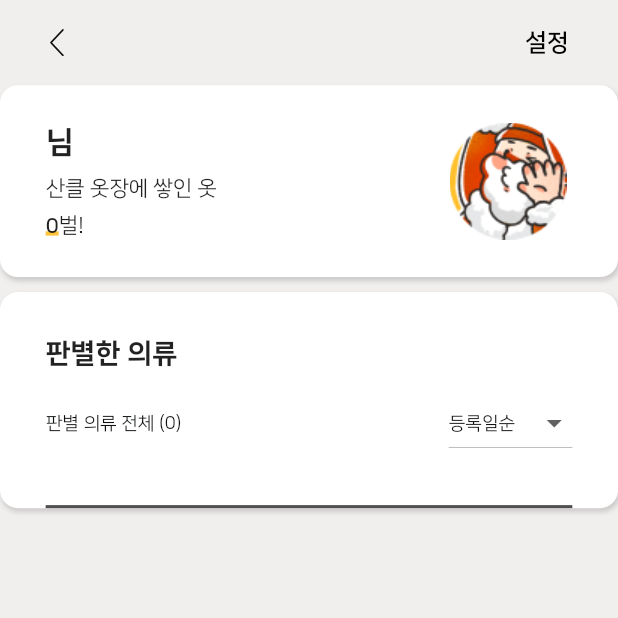
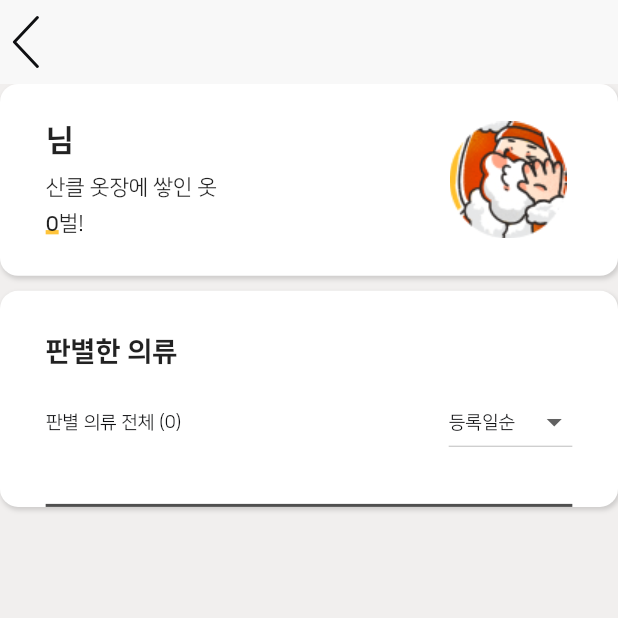
Before and after one commit to santaclothes/santaclothes-flutter, a Flutter app: the MyPageScreen screen opened directly, on a phone screen of 412 x 824 dp, the top half of it. Run offline on Flutter 3.47's test engine with Material 2 defaults, Android fonts, the light colour scheme and no system bars; drawn by our look-alikes of touchable_opacity; our stand-ins replace camera, dio, firebase_core, firebase_messaging, flutter_local_notifications, flutter_svg and 2 more; missing offline and left inert: kakao_flutter_sdk; accounts and stored records are empty; network calls fail.

Commit message:
fix: mypage appbar 추가

```diff
--- a/lib/presentation/my_page/my_page_screen.dart
+++ b/lib/presentation/my_page/my_page_screen.dart
@@ -15,40 +15,33 @@ class MyPageScreen extends GetView<MyPageController> {
   Widget build(BuildContext context) {
     return Scaffold(
       backgroundColor: buttonDisableColor,
+      appBar: AppBar(
+        backgroundColor: grayBackgroundColor,
+        elevation: 0,
+        titleSpacing: 0,
+        toolbarHeight: 56.0,
+        automaticallyImplyLeading: false,
+        title: Container(
+          alignment: Alignment.centerLeft,
+          margin: EdgeInsets.only(
+            right: getProportionateScreenWidth(19.0),
+          ),
+          child: GestureDetector(
+            onTap: () => Get.back(),
+            child: SvgPicture.asset(
+              'assets/icons/back_button.svg',
+              height: getProportionateScreenHeight(34),
+              width: getProportionateScreenHeight(34),
+            ),
+          ),
+        ),
+      ),
       body: SafeArea(
         child: SingleChildScrollView(
           child: Container(
             color: buttonDisableColor,
             child: Column(
               children: <Widget>[
-                Row(
-                  children: [
-                    TouchableOpacity(
-                      activeOpacity: 0.6,
-                      child: Container(
-                          height: getProportionateScreenHeight(56),
-                          alignment: Alignment.centerLeft,
-                          padding: EdgeInsets.only(
-                              left: getProportionateScreenWidth(30)),
-                          child:
-                              SvgPicture.asset("assets/icons/back_button.svg")),
-                      onTap: () {
-                        Get.until((Route<dynamic> route) =>
-                            route.settings.name == Routes.DASHBOARD);
-                      },
-                    ),
-                    Expanded(child: Container(),),
-                    Padding(
-                      padding: EdgeInsets.only(right: getProportionateScreenWidth(30)),
-                      child: Text("설정",
-                          style: TextStyle(
-                              color: textColor,
-                              fontSize: 16.0,
-                              fontFamily: 'nanum_square',
-                              fontWeight: FontWeight.w700)),
-                    ),
-                  ],
-                ),
                 // MyPageNoticeWidget(),
                 MyPageProfileWidget(),
                 MyPageClothListWidget()
```
